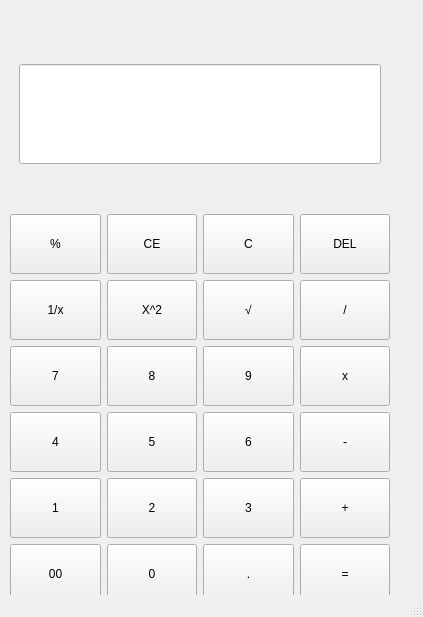
Old version of the form calculator2.ui in the repository 64dB0y/gui_calculator.
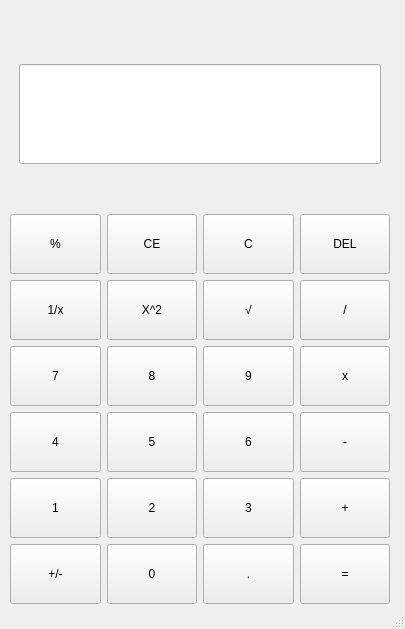
New version of the form.

The edit to the form file:
```diff
--- a/calculator2.ui
+++ b/calculator2.ui
@@ -6,8 +6,8 @@
    <rect>
     <x>0</x>
     <y>0</y>
-    <width>423</width>
-    <height>617</height>
+    <width>405</width>
+    <height>629</height>
    </rect>
   </property>
   <property name="windowTitle">
@@ -307,7 +307,7 @@
           </size>
          </property>
          <property name="text">
-          <string>00</string>
+          <string>+/-</string>
          </property>
         </widget>
        </item>
```
Left out of the diff: 6 changed lines with no effect on the pictures.
